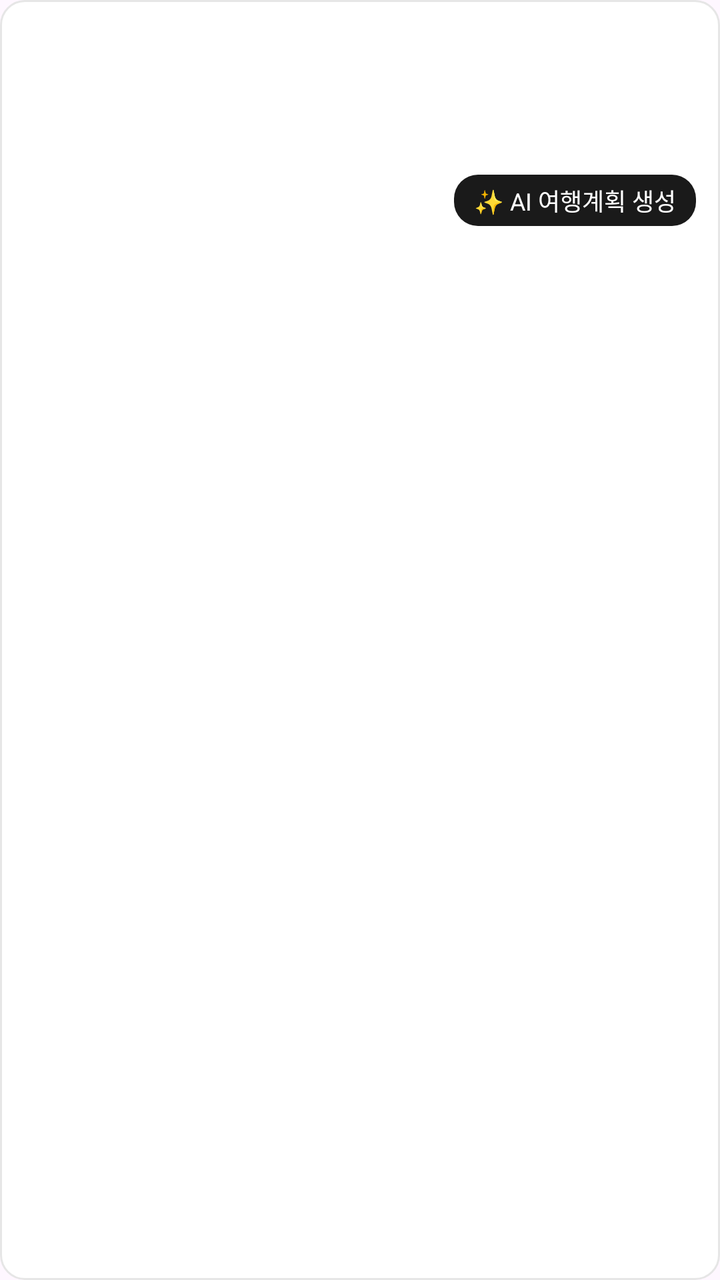
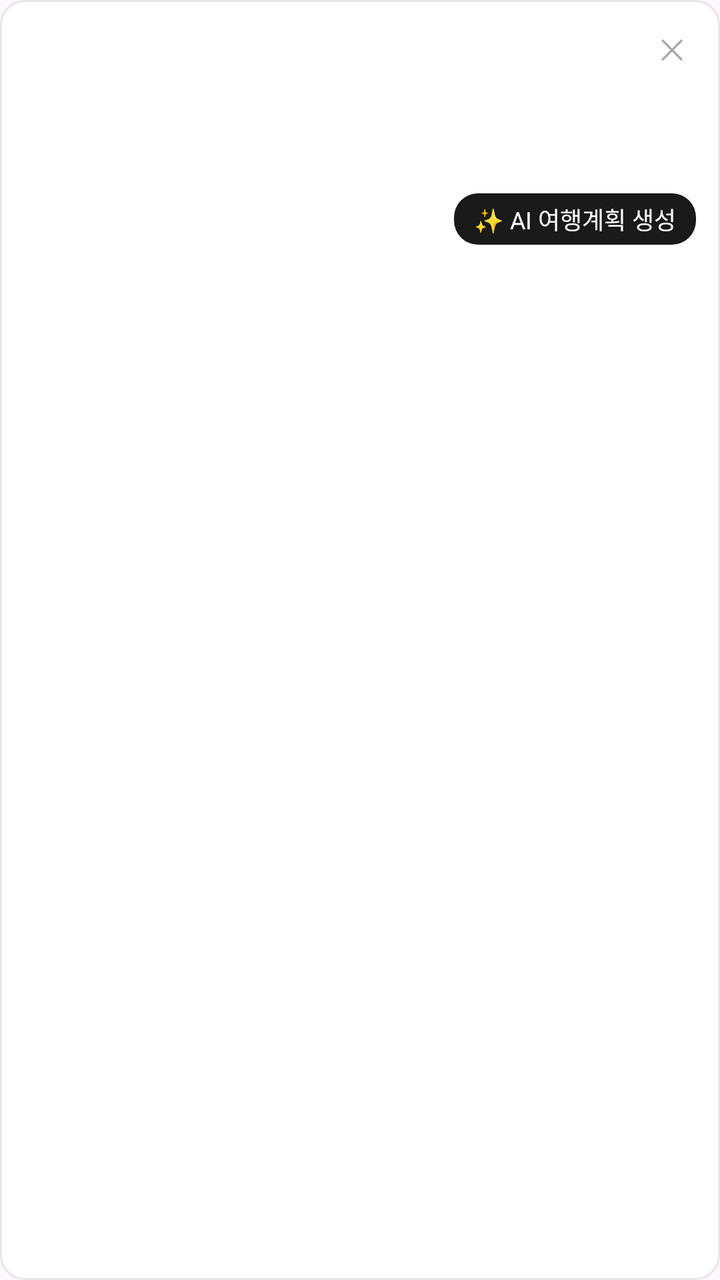

The first picture is an Android layout as it rendered before a commit; the second is the same layout after the commit. The layout source and the unified diff follow.
<!-- AndroidManifest.xml: application theme Theme.Harudiary -->
<!-- res/layout/item_timeline_card.xml -->
<?xml version="1.0" encoding="utf-8"?>
<LinearLayout
    xmlns:android="http://schemas.android.com/apk/res/android"
    xmlns:app="http://schemas.android.com/apk/res-auto"
    android:id="@+id/card_root"
    android:layout_width="match_parent"
    android:layout_height="wrap_content"
    android:background="@drawable/bg_card"
    android:orientation="vertical"
    android:layout_marginBottom="8dp"
    android:animateLayoutChanges="true">

    
    <com.google.android.material.imageview.ShapeableImageView
        android:id="@+id/iv_photo"
        android:layout_width="match_parent"
        android:layout_height="160dp"
        android:background="@drawable/bg_thumbnail"
        android:contentDescription="@null"
        android:scaleType="centerCrop"
        android:visibility="gone"
        app:shapeAppearanceOverlay="@style/RoundedCornerImage" />

    
    <LinearLayout
        android:layout_width="match_parent"
        android:layout_height="wrap_content"
        android:orientation="vertical"
        android:padding="12dp">

        
        <LinearLayout
            android:layout_width="match_parent"
            android:layout_height="wrap_content"
            android:orientation="horizontal"
            android:gravity="center_vertical"
            android:layout_marginBottom="6dp">
            <TextView
                android:id="@+id/tv_plan_badge"
                android:layout_width="wrap_content"
                android:layout_height="wrap_content"
                android:layout_marginEnd="6dp"
                android:text="계획 ✈️"
                android:textColor="#FF9800"
                android:background="@drawable/bg_rounded_white"
                android:paddingHorizontal="4dp"
                android:paddingVertical="2dp"
                android:textSize="11sp"
                android:textStyle="bold"
                android:visibility="gone" />
            <TextView
                android:id="@+id/tv_card_time"
                android:layout_width="0dp"
                android:layout_height="wrap_content"
                android:layout_weight="1"
                android:textColor="@color/gray_hint"
                android:textSize="11sp" />
            <TextView
                android:id="@+id/tv_card_weather"
                android:layout_width="wrap_content"
                android:layout_height="wrap_content"
                android:textColor="@color/primary_blue"
                android:textSize="11sp"
                android:visibility="gone" />
        </LinearLayout>

        
        <TextView
            android:id="@+id/tv_location"
            android:layout_width="match_parent"
            android:layout_height="wrap_content"
            android:layout_marginBottom="4dp"
            android:textColor="@color/primary"
            android:textSize="18sp"
            android:textStyle="bold"
            android:maxLines="2"
            android:ellipsize="end" />

        
        <TextView
            android:id="@+id/tv_content"
            android:layout_width="match_parent"
            android:layout_height="wrap_content"
            android:textColor="@color/primary"
            android:textSize="15sp"
            android:lineSpacingExtra="2dp" />

        
        <LinearLayout
            android:layout_width="match_parent"
            android:layout_height="wrap_content"
            android:layout_marginTop="6dp"
            android:orientation="horizontal"
            android:gravity="center_vertical">
            <TextView
                android:id="@+id/tv_rating"
                android:layout_width="wrap_content"
                android:layout_height="wrap_content"
                android:textColor="@color/star_active"
                android:textSize="13sp" />

            <View
                android:layout_width="0dp"
                android:layout_height="0dp"
                android:layout_weight="1" />

            <TextView
                android:id="@+id/btn_generate_plan"
                android:layout_width="wrap_content"
                android:layout_height="wrap_content"
                android:text="✨ AI 여행계획 생성"
                android:textSize="12sp"
                android:textColor="#FFFFFF"
                android:background="@drawable/bg_button_primary"
                android:paddingHorizontal="10dp"
                android:paddingVertical="4dp"
                android:layout_marginStart="8dp" />
        </LinearLayout>

    </LinearLayout>

    
    <LinearLayout
        android:id="@+id/reaction_bar"
        android:layout_width="match_parent"
        android:layout_height="44dp"
        android:background="@drawable/bg_reaction_bar"
        android:orientation="horizontal"
        android:paddingHorizontal="16dp"
        android:gravity="center_vertical"
        android:clickable="true"
        android:focusable="true"
        android:visibility="gone">

        
        <LinearLayout
            android:id="@+id/btn_heart"
            android:layout_width="wrap_content"
            android:layout_height="match_parent"
            android:gravity="center"
            android:orientation="horizontal"
            android:paddingEnd="20dp"
            android:clickable="true"
            android:focusable="true"
            android:background="?attr/selectableItemBackgroundBorderless">
            <TextView
                android:id="@+id/tv_heart_icon"
                android:layout_width="wrap_content"
                android:layout_height="wrap_content"
                android:text="🤍"
                android:textSize="20sp" />
            <TextView
                android:id="@+id/tv_heart_count"
                android:layout_width="wrap_content"
                android:layout_height="wrap_content"
                android:layout_marginStart="4dp"
                android:text="0"
                android:textColor="@color/gray_hint"
                android:textSize="13sp" />
        </LinearLayout>

        
        <LinearLayout
            android:id="@+id/btn_comment"
            android:layout_width="wrap_content"
            android:layout_height="match_parent"
            android:gravity="center"
            android:orientation="horizontal"
            android:clickable="true"
            android:focusable="true"
            android:background="?attr/selectableItemBackgroundBorderless">
            <TextView
                android:layout_width="wrap_content"
                android:layout_height="wrap_content"
                android:text="💬"
                android:textSize="18sp" />
            <TextView
                android:id="@+id/tv_comment_count"
                android:layout_width="wrap_content"
                android:layout_height="wrap_content"
                android:layout_marginStart="4dp"
                android:text="0"
                android:textColor="@color/gray_hint"
                android:textSize="13sp" />
        </LinearLayout>

        
        <View android:layout_width="0dp" android:layout_height="1dp" android:layout_weight="1"/>

        
        <TextView
            android:id="@+id/btn_close_reaction"
            android:layout_width="32dp"
            android:layout_height="32dp"
            android:gravity="center"
            android:text="✕"
            android:textSize="13sp"
            android:textColor="@color/gray_hint"
            android:background="?attr/selectableItemBackgroundBorderless"/>

    </LinearLayout>

</LinearLayout>
<!-- resources referenced by this layout -->
<resources>
  <color name="gray_hint">#A6A6A6</color>
  <color name="primary">#1A1A1A</color>
  <color name="primary_blue">#3B82F6</color>
  <color name="star_active">#F59E0B</color>
  <!-- drawable bg_button_primary (drawable) -->
  <?xml version="1.0" encoding="utf-8"?>
  <shape xmlns:android="http://schemas.android.com/apk/res/android"
      android:shape="rectangle">
      <solid android:color="@color/primary" />
      <corners android:radius="12dp" />
  </shape>
  <!-- drawable bg_card (drawable) -->
  <?xml version="1.0" encoding="utf-8"?>
  <shape xmlns:android="http://schemas.android.com/apk/res/android"
      android:shape="rectangle">
      <solid android:color="@color/white" />
      <stroke android:width="1dp" android:color="@color/gray_border" />
      <corners android:radius="@dimen/corner_radius_card" />
  </shape>
  <!-- drawable bg_reaction_bar (drawable) -->
  <?xml version="1.0" encoding="utf-8"?>
  <shape xmlns:android="http://schemas.android.com/apk/res/android" android:shape="rectangle">
      <solid android:color="#F8F8F8"/>
      <corners android:bottomLeftRadius="12dp" android:bottomRightRadius="12dp"/>
      <stroke android:color="#F0F0F0" android:width="1dp"/>
  </shape>
  <!-- drawable bg_rounded_white (drawable) -->
  <?xml version="1.0" encoding="utf-8"?>
  <shape xmlns:android="http://schemas.android.com/apk/res/android"
      android:shape="rectangle">
      <solid android:color="#FFFFFF" />
      <corners android:radius="12dp" />
  </shape>
  <!-- drawable bg_thumbnail (drawable) -->
  <?xml version="1.0" encoding="utf-8"?>
  <shape xmlns:android="http://schemas.android.com/apk/res/android"
      android:shape="rectangle">
      <solid android:color="#F7F7F7" />
      <corners android:radius="8dp" />
  </shape>
  <style name="RoundedCornerImage" parent="">
          <item name="cornerFamily">rounded</item>
          <item name="cornerSize">8dp</item>
      </style>
  <style name="Theme.Harudiary" parent="Base.Theme.Harudiary" />
  <color name="white">#FFFFFFFF</color>
  <color name="gray_border">#E6E6E6</color>
  <dimen name="corner_radius_card">12dp</dimen>
  <style name="Base.Theme.Harudiary" parent="Theme.Material3.DayNight.NoActionBar" />
</resources>

<!-- the commit's change to res/layout/item_timeline_card.xml (unified diff, before → after) -->
@@ -62,6 +62,19 @@
                 android:textColor="@color/primary_blue"
                 android:textSize="11sp"
                 android:visibility="gone" />
+            <View
+                android:layout_width="0dp"
+                android:layout_height="0dp"
+                android:layout_weight="1" />
+            <TextView
+                android:id="@+id/btn_delete"
+                android:layout_width="24dp"
+                android:layout_height="24dp"
+                android:gravity="center"
+                android:text="✕"
+                android:textColor="@color/gray_hint"
+                android:textSize="14sp"
+                android:background="?attr/selectableItemBackgroundBorderless" />
         </LinearLayout>
 
         
